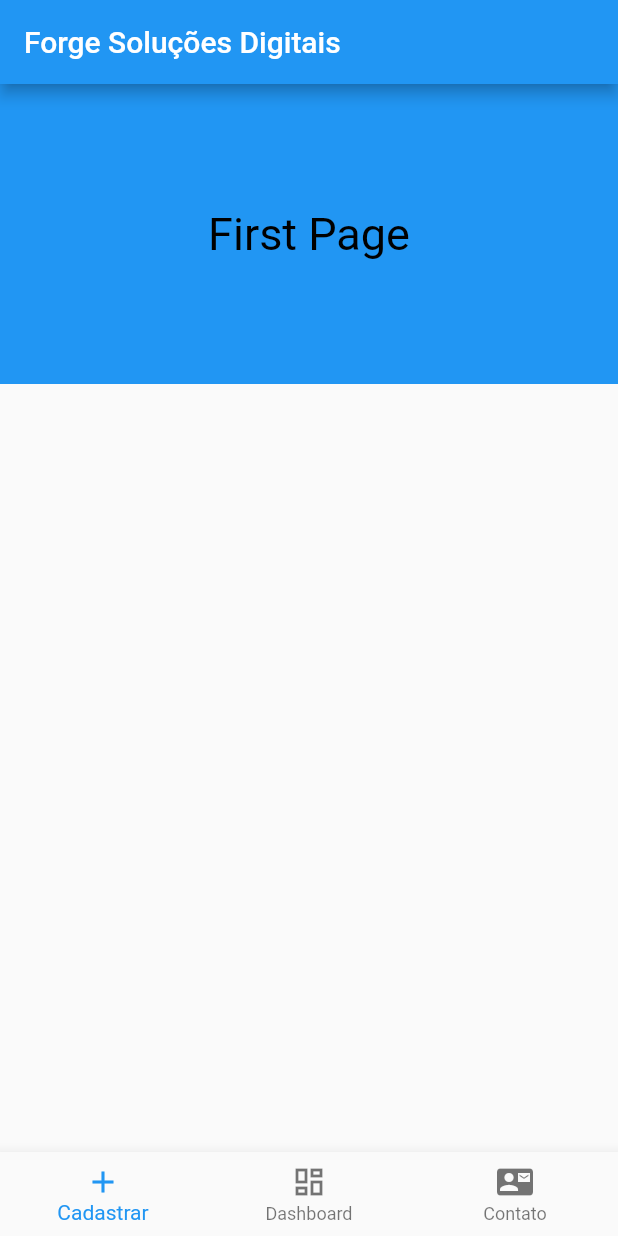
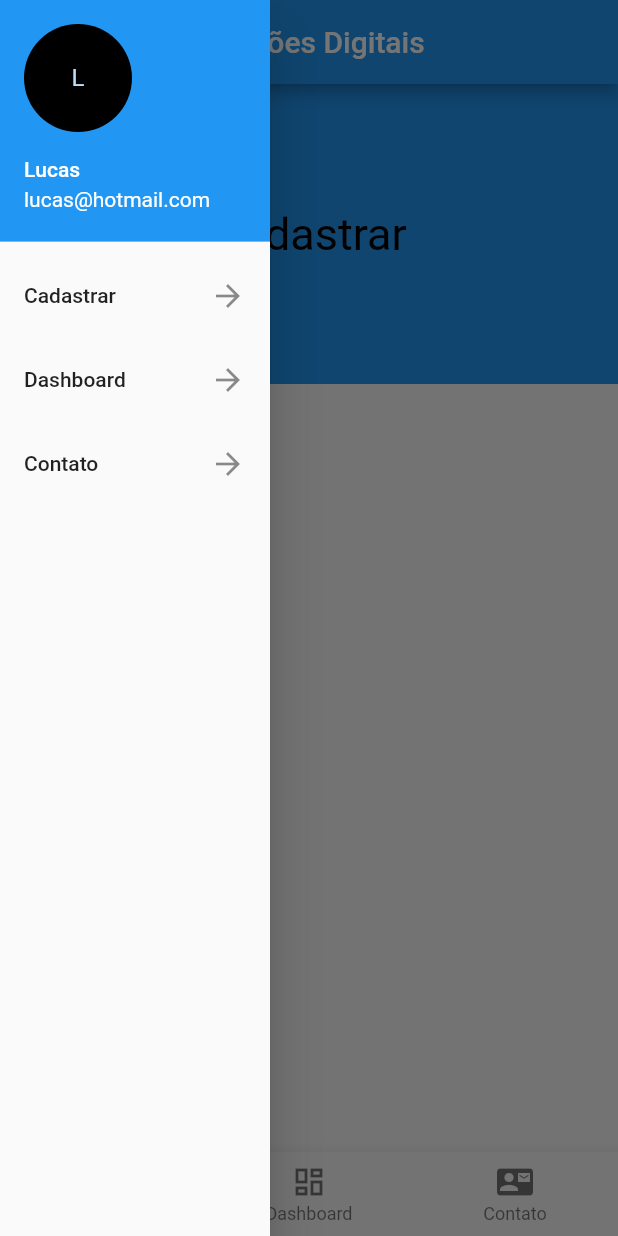
Before and after one commit to lucasrafaeldesouza/CursoFlutter, a Flutter app: the screen it shows after launch, with the side drawer open (before the commit the screen has no drawer), on a phone screen of 412 x 824 dp. Run offline on Flutter 3.47's test engine with Material 2 defaults, Android fonts, the phone set to English and light mode, and no system bars.

Commit message:
atualizando projeto

```diff
--- a/lib/pages/PageViews/one_page.dart
+++ b/lib/pages/PageViews/one_page.dart
@@ -17,7 +17,7 @@ class OnePage extends StatelessWidget {
           ),
           child: Center(
             child: Text(
-              'First Page',
+              'Cadastrar',
               style: TextStyle(
                 color: Colors.black,
                 fontSize: 30,
--- a/lib/pages/PageViews/second_page.dart
+++ b/lib/pages/PageViews/second_page.dart
@@ -17,7 +17,7 @@ class SecondPage extends StatelessWidget {
           ),
           child: Center(
             child: Text(
-              'Second Page',
+              'Dashboard',
               style: TextStyle(
                 color: Colors.black,
                 fontSize: 30,
--- a/lib/pages/home_page.dart
+++ b/lib/pages/home_page.dart
@@ -23,6 +23,54 @@ class _HomePageState extends State<HomePage> {
     return Scaffold(
       appBar: AppBar(
         title: Text('Forge Soluções Digitais'),
+      ),
+      drawer: Drawer(
+        width: 180,
+        child: ListView(
+          children: [
+            UserAccountsDrawerHeader(
+              accountName: Text('Lucas'),
+              accountEmail: Text('lucas@hotmail.com'),
+              currentAccountPicture: CircleAvatar(
+                backgroundColor: Colors.black,
+                child: Text('L'),
+              ),
+            ),
+            ListTile(
+              title: Text('Cadastrar'),
+              trailing: Icon(Icons.arrow_forward),
+              onTap: () {
+                _pageController.jumpToPage(0);
+                Navigator.pop(context);
+                setState(() {
+                  indexBottomNavigationBar = 0;
+                });
+              },
+            ),
+            ListTile(
+              title: Text('Dashboard'),
+              trailing: Icon(Icons.arrow_forward),
+              onTap: () {
+                _pageController.jumpToPage(1);
+                Navigator.pop(context);
+                setState(() {
+                  indexBottomNavigationBar = 1;
+                });
+              },
+            ),
+            ListTile(
+              title: Text('Contato'),
+              trailing: Icon(Icons.arrow_forward),
+              onTap: () {
+                _pageController.jumpToPage(2);
+                Navigator.pop(context);
+                setState(() {
+                  indexBottomNavigationBar = 2;
+                });
+              },
+            ),
+          ],
+        ),
       ),
       body: PageView(
         controller: _pageController,
```
Also changed, not shown: 2 other files.
